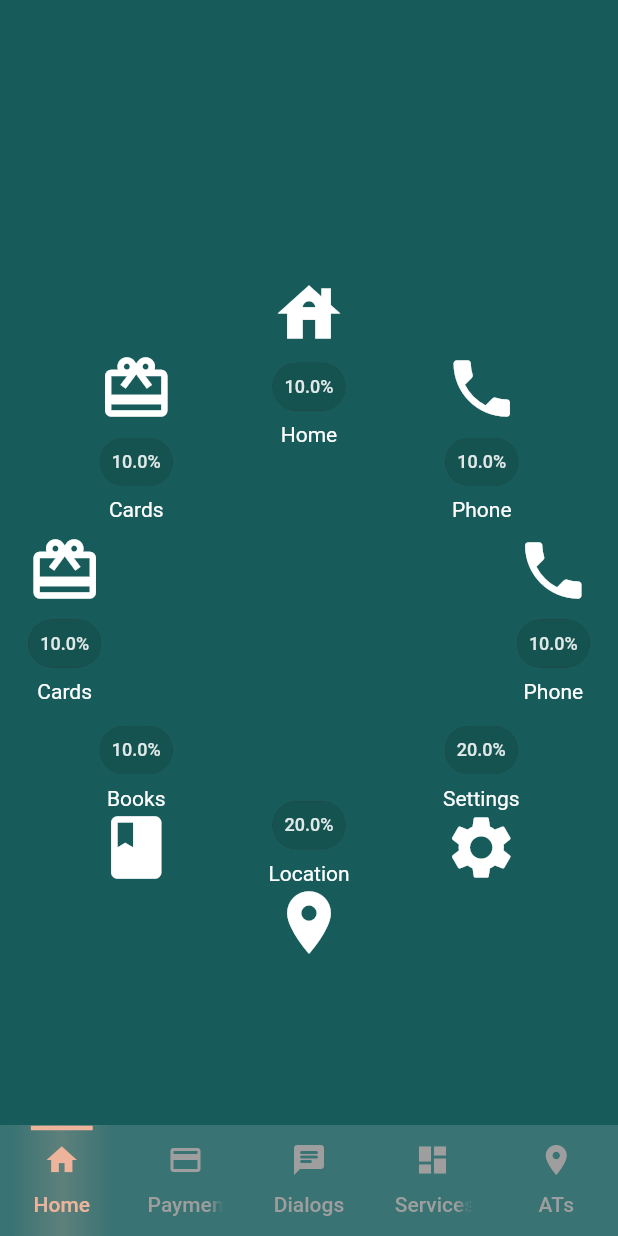
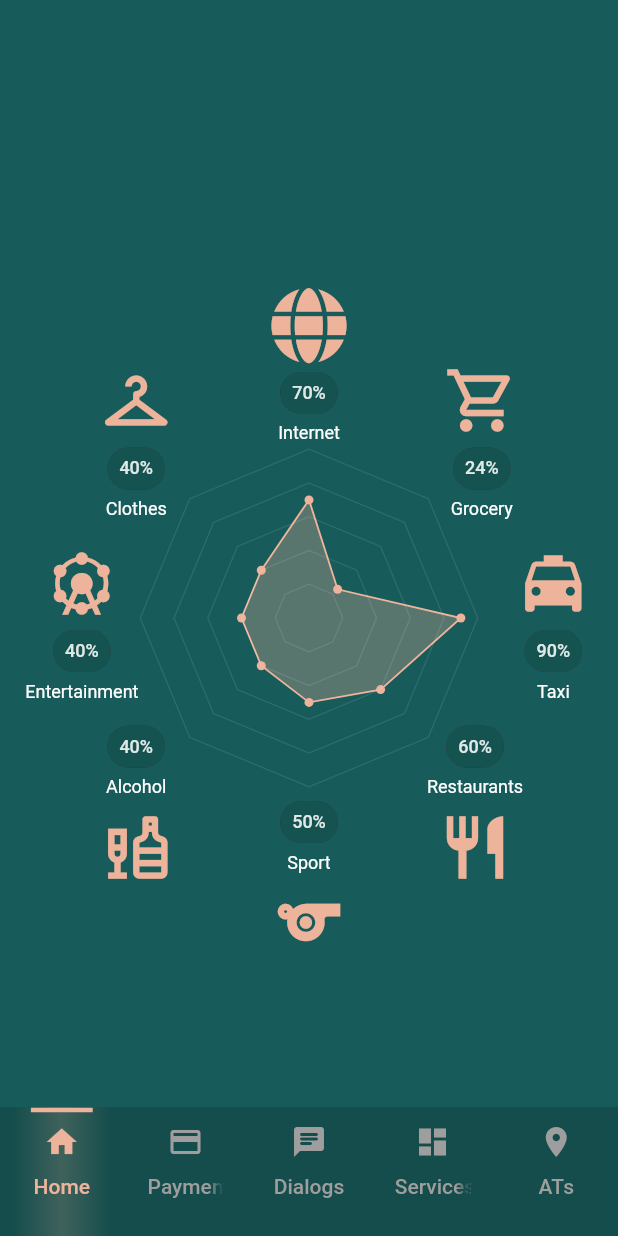
Before and after one commit to Maker2000/appdesigns, a Flutter app: the screen it shows after launch, after a tap on "To Expenses", on a phone screen of 412 x 824 dp. Run offline on Flutter 3.47's test engine with Material 2 defaults, Android fonts, the phone set to English and light mode, and no system bars; our stand-ins replace flutter_svg, font_awesome_flutter, go_router.

Commit message:
added radial graph

```diff
--- a/futuristiccashmanager/lib/main.dart
+++ b/futuristiccashmanager/lib/main.dart
@@ -55,8 +55,13 @@ class FuturisticCashManager extends StatelessWidget {
             ),
             contentPadding: EdgeInsets.zero,
           ),
-          appBarTheme:
-              const AppBarTheme(elevation: 0, color: Colors.transparent)),
+          appBarTheme: const AppBarTheme(
+            elevation: 0,
+            color: Colors.transparent,
+          ),
+          bottomNavigationBarTheme: const BottomNavigationBarThemeData(
+            backgroundColor: Color.fromARGB(255, 14, 56, 54),
+          )),
     );
   }
 }
--- a/futuristiccashmanager/lib/pages/atms.dart
+++ b/futuristiccashmanager/lib/pages/atms.dart
@@ -10,7 +10,7 @@ class ATMs extends StatefulWidget {
 class _ATMsState extends State<ATMs> {
   @override
   Widget build(BuildContext context) {
-    return Center(
+    return const Center(
       child: Text('ATMs'),
     );
   }
--- a/futuristiccashmanager/lib/pages/dialogs.dart
+++ b/futuristiccashmanager/lib/pages/dialogs.dart
@@ -10,7 +10,7 @@ class Dialogs extends StatefulWidget {
 class _DialogsState extends State<Dialogs> {
   @override
   Widget build(BuildContext context) {
-    return Center(
+    return const Center(
       child: Text('dialogs'),
     );
   }
--- a/futuristiccashmanager/lib/pages/expenses.dart
+++ b/futuristiccashmanager/lib/pages/expenses.dart
@@ -1,4 +1,5 @@
 import 'package:flutter/material.dart';
+import 'package:font_awesome_flutter/font_awesome_flutter.dart';
 import 'package:futuristiccashmanager/widgets/icons_in_circle.dart';
 
 class Expenses extends StatefulWidget {
@@ -14,14 +15,46 @@ class _ExpensesState extends State<Expenses> {
     return Scaffold(
       body: Center(
         child: IconsInCircle(items: [
-          IconItem(title: 'Home', icon: Icons.house, percentage: 0.1),
-          IconItem(title: 'Phone', icon: Icons.phone, percentage: 0.1),
-          IconItem(title: 'Phone', icon: Icons.phone, percentage: 0.1),
-          IconItem(title: 'Settings', icon: Icons.settings, percentage: 0.2),
-          IconItem(title: 'Location', icon: Icons.location_on, percentage: 0.2),
-          IconItem(title: 'Books', icon: Icons.book, percentage: 0.1),
-          IconItem(title: 'Cards', icon: Icons.card_giftcard, percentage: 0.1),
-          IconItem(title: 'Cards', icon: Icons.card_giftcard, percentage: 0.1),
+          IconItem(
+            title: 'Internet',
+            icon: FontAwesomeIcons.globe,
+            percentage: 0.7,
+          ),
+          IconItem(
+            title: 'Grocery',
+            icon: Icons.local_grocery_store_outlined,
+            percentage: 0.24,
+          ),
+          IconItem(
+            title: 'Taxi',
+            icon: Icons.local_taxi,
+            percentage: 0.9,
+          ),
+          IconItem(
+            title: 'Restaurants',
+            icon: Icons.restaurant,
+            percentage: 0.6,
+          ),
+          IconItem(
+            title: 'Sport',
+            icon: Icons.sports,
+            percentage: 0.5,
+          ),
+          IconItem(
+            title: 'Alcohol',
+            icon: Icons.liquor_outlined,
+            percentage: 0.4,
+          ),
+          IconItem(
+            title: 'Entertainment',
+            icon: Icons.attractions,
+            percentage: 0.4,
+          ),
+          IconItem(
+            title: 'Clothes',
+            icon: Icons.checkroom,
+            percentage: 0.4,
+          ),
         ]),
       ),
     );
--- a/futuristiccashmanager/lib/pages/home.dart
+++ b/futuristiccashmanager/lib/pages/home.dart
@@ -1,5 +1,4 @@
 import 'package:flutter/material.dart';
-import 'package:flutter_svg/flutter_svg.dart';
 import 'package:futuristiccashmanager/utils/magic_strings.dart';
 import 'package:futuristiccashmanager/widgets/credit_card_card.dart';
 import 'package:go_router/go_router.dart';
@@ -111,11 +110,11 @@ class _HomeState extends State<Home> {
                 ),
               ),
               ListTile(
-                title: Text('To Expenses'),
+                title: const Text('To Expenses'),
                 onTap: () {
                   context.goNamed(RouteName.expenses.name);
                 },
-              )
+              ),
             ],
           )),
         ],
--- a/futuristiccashmanager/lib/pages/payments.dart
+++ b/futuristiccashmanager/lib/pages/payments.dart
@@ -10,7 +10,7 @@ class Payments extends StatefulWidget {
 class _PaymentsState extends State<Payments> {
   @override
   Widget build(BuildContext context) {
-    return Center(
+    return const Center(
       child: Text('Payments'),
     );
   }
--- a/futuristiccashmanager/lib/pages/services.dart
+++ b/futuristiccashmanager/lib/pages/services.dart
@@ -10,7 +10,7 @@ class Services extends StatefulWidget {
 class _ServicesState extends State<Services> {
   @override
   Widget build(BuildContext context) {
-    return Center(
+    return const Center(
       child: Text('Services'),
     );
   }
--- a/futuristiccashmanager/lib/utils/magic_strings.dart
+++ b/futuristiccashmanager/lib/utils/magic_strings.dart
@@ -1,10 +1,12 @@
 enum RouteName {
+  //tab routes
   home,
-  expenses,
+  payments,
   dialogs,
-  payments,
   services,
   atms,
+  //other pages
+  expenses,
 }
 
 enum CreditCardType { visa, mastercard }
--- a/futuristiccashmanager/lib/widgets/credit_card_card.dart
+++ b/futuristiccashmanager/lib/widgets/credit_card_card.dart
@@ -40,7 +40,7 @@ class CreditCard extends StatelessWidget {
                       Text('**** $cardNumber')
                     ],
                   ),
-                  Spacer(),
+                  const Spacer(),
                   Text(
                     cardType.titleCase,
                     textAlign: TextAlign.left,
--- a/futuristiccashmanager/lib/widgets/icons_in_circle.dart
+++ b/futuristiccashmanager/lib/widgets/icons_in_circle.dart
@@ -1,39 +1,43 @@
+import 'dart:ui';
+
 import 'package:flutter/material.dart';
 import 'package:futuristiccashmanager/utils/math_utils.dart';
 
 class IconsInCircle extends StatefulWidget {
   final List<IconItem> items;
-  IconsInCircle({super.key, required this.items})
-      : assert(_validPercentages(items),
-            "Item percentages should add up to 1 or less");
+  const IconsInCircle({super.key, required this.items});
 
-  static bool _validPercentages(List<IconItem> items) {
-    return items
-            .reduce((value, element) => IconItem(
-                title: '',
-                icon: value.icon,
-                percentage: value.percentage + element.percentage))
-            .percentage <=
-        1;
-  }
+  // static bool _validPercentages(List<IconItem> items) {
+  //   return items
+  //           .reduce((value, element) => IconItem(
+  //               title: '',
+  //               icon: value.icon,
+  //               percentage: value.percentage + element.percentage))
+  //           .percentage <=
+  //       1;
+  // }
 
   @override
   State<IconsInCircle> createState() => _IconsInCircleState();
 }
 
 class _IconsInCircleState extends State<IconsInCircle> {
+  late List<PointData> points;
   List<Align> buildItems() {
     List<Align> items = [];
+    points = [];
     for (var i = 0; i < widget.items.length; i++) {
-      double multiplier = i / widget.items.length * 360;
-      Alignment alignment = MathUtils.rotateWidget(multiplier, 0.9);
+      double angle = i / widget.items.length * 360;
+      Alignment alignment = MathUtils.rotateWidget(angle, 0.9);
       items.add(Align(
         alignment: alignment,
         child: IconItemWidget(
           item: widget.items[i],
-          multiplier: multiplier,
+          angle: angle,
         ),
       ));
+      points.add(PointData(
+          Offset(alignment.x, alignment.y), widget.items[i].percentage));
     }
     return items;
   }
@@ -43,7 +47,16 @@ class _IconsInCircleState extends State<IconsInCircle> {
     return AspectRatio(
       aspectRatio: 1 / 1.2,
       child: Stack(
-        children: buildItems(),
+        children: [
+          ...buildItems(),
+          Align(
+            alignment: Alignment.center,
+            child: CustomPaint(
+              size: const Size(125, 125),
+              painter: PercentageGraph(points, Theme.of(context)),
+            ),
+          )
+        ],
       ),
     );
   }
@@ -58,22 +71,26 @@ class IconItem {
 
 class IconItemWidget extends StatelessWidget {
   final IconItem item;
-  final double multiplier;
-  IconItemWidget({super.key, required this.item, required this.multiplier})
-      : assert(item.percentage > 0 && item.percentage <= 1);
+  final double angle;
+  IconItemWidget({super.key, required this.item, required this.angle})
+      : assert(item.percentage >= 0 && item.percentage <= 1);
 
   Widget dataWidget(BuildContext context) => Column(
         mainAxisSize: MainAxisSize.min,
         children: [
           Chip(
             label: Text(
-              '${(item.percentage * 100)}%',
-              style: const TextStyle(fontSize: 12),
+              '${(item.percentage * 100).truncate()}%',
             ),
+            labelStyle: const TextStyle(fontSize: 12),
+            visualDensity: VisualDensity.compact,
             padding: EdgeInsets.zero,
             backgroundColor: Theme.of(context).inputDecorationTheme.fillColor,
           ),
-          Text(item.title),
+          Text(
+            item.title,
+            style: const TextStyle(fontSize: 12),
+          ),
         ],
       );
 
@@ -82,13 +99,67 @@ class IconItemWidget extends StatelessWidget {
     return Column(
       mainAxisSize: MainAxisSize.min,
       children: [
-        if (multiplier > 90 && multiplier < 270) dataWidget(context),
-        Icon(
-          item.icon,
-          size: 50,
+        if (angle > 90 && angle < 270) dataWidget(context),
+        Padding(
+          padding: const EdgeInsets.only(top: 8.0),
+          child: Icon(
+            item.icon,
+            size: 50,
+            color: Theme.of(context).colorScheme.secondary,
+          ),
         ),
-        if (multiplier <= 90 || multiplier >= 270) dataWidget(context),
+        if (angle <= 90 || angle >= 270) dataWidget(context),
       ],
     );
   }
 }
+
+class PercentageGraph extends CustomPainter {
+  final List<PointData> points;
+  final ThemeData theme;
+  PercentageGraph(this.points, this.theme);
+  @override
+  void paint(Canvas canvas, Size size) {
+    canvas.translate(size.width / 2, size.height / 2);
+    Paint paint = Paint()
+      ..strokeWidth = 1.2
+      ..color = theme.colorScheme.secondary
+      ..style = PaintingStyle.stroke
+      ..strokeCap = StrokeCap.round;
+    Path path = Path()..addPolygon(generatePoints(null, size), true);
+    canvas.drawPath(path, paint);
+    paint.strokeWidth = 6;
+    canvas.drawPoints(PointMode.points, generatePoints(null, size), paint);
+    paint.color = theme.colorScheme.secondary.withOpacity(0.3);
+    paint.style = PaintingStyle.fill;
+    path = Path()..addPolygon(generatePoints(null, size), true);
+    canvas.drawPath(path, paint);
+    // graph lines
+    paint.color = Colors.white.withOpacity(0.1);
+    paint.strokeWidth = 0.8;
+    paint.style = PaintingStyle.stroke;
+    path = Path()
+      ..addPolygon(generatePoints(0.2, size), true)
+      ..addPolygon(generatePoints(0.4, size), true)
+      ..addPolygon(generatePoints(0.6, size), true)
+      ..addPolygon(generatePoints(0.8, size), true)
+      ..addPolygon(generatePoints(1, size), true);
+    canvas.drawPath(path, paint);
+  }
+
+  @override
+  bool shouldRepaint(covariant CustomPainter oldDelegate) {
+    return true;
+  }
+
+  List<Offset> generatePoints(double? scale, Size size) => points
+      .map<Offset>((e) => e.point.scale(size.height * (scale ?? e.percentage),
+          size.width * (scale ?? e.percentage)))
+      .toList();
+}
+
+class PointData {
+  Offset point;
+  double percentage;
+  PointData(this.point, this.percentage);
+}
--- a/futuristiccashmanager/lib/widgets/main_nav.dart
+++ b/futuristiccashmanager/lib/widgets/main_nav.dart
@@ -59,7 +59,10 @@ class _MainNavState extends State<MainNav> with SingleTickerProviderStateMixin {
               child: BackdropFilter(
                 filter: ImageFilter.blur(sigmaX: 7, sigmaY: 5),
                 child: Container(
-                  color: Colors.white.withOpacity(0.15),
+                  color: Theme.of(context)
+                      .bottomNavigationBarTheme
+                      .backgroundColor!
+                      .withOpacity(.4),
                   child: TabBar(
                     labelColor: Theme.of(context).colorScheme.secondary,
                     unselectedLabelColor: Colors.grey,
@@ -69,25 +72,13 @@ class _MainNavState extends State<MainNav> with SingleTickerProviderStateMixin {
                       setState(() {
                         currentIndex = value;
                       });
-                      switch (value) {
-                        case 0:
-                          context.goNamed(RouteName.home.name);
-                          break;
-                        case 1:
-                          context.goNamed(RouteName.payments.name);
-                          break;
-                        case 2:
-                          context.goNamed(RouteName.dialogs.name);
-                          break;
-                        case 3:
-                          context.goNamed(RouteName.services.name);
-                          break;
-                        default:
-                          context.goNamed(RouteName.atms.name);
-                      }
+                      context.goNamed(RouteName.values[value].name);
                     },
                     tabs: screenTabs
-                        .map<Widget>((e) => SafeArea(top: false, child: e))
+                        .map<Widget>((e) => Padding(
+                              padding: const EdgeInsets.only(bottom: 12.0),
+                              child: e,
+                            ))
                         .toList(),
                   ),
                 ),
--- a/futuristiccashmanager/pubspec.yaml
+++ b/futuristiccashmanager/pubspec.yaml
@@ -38,6 +38,7 @@ dependencies:
   go_router: ^6.0.0
   vector_math: ^2.1.2
   flutter_svg: ^1.1.6
+  font_awesome_flutter: ^10.3.0
 
 dev_dependencies:
   flutter_test:
```
Also changed, not shown: futuristiccashmanager/pubspec.lock.
